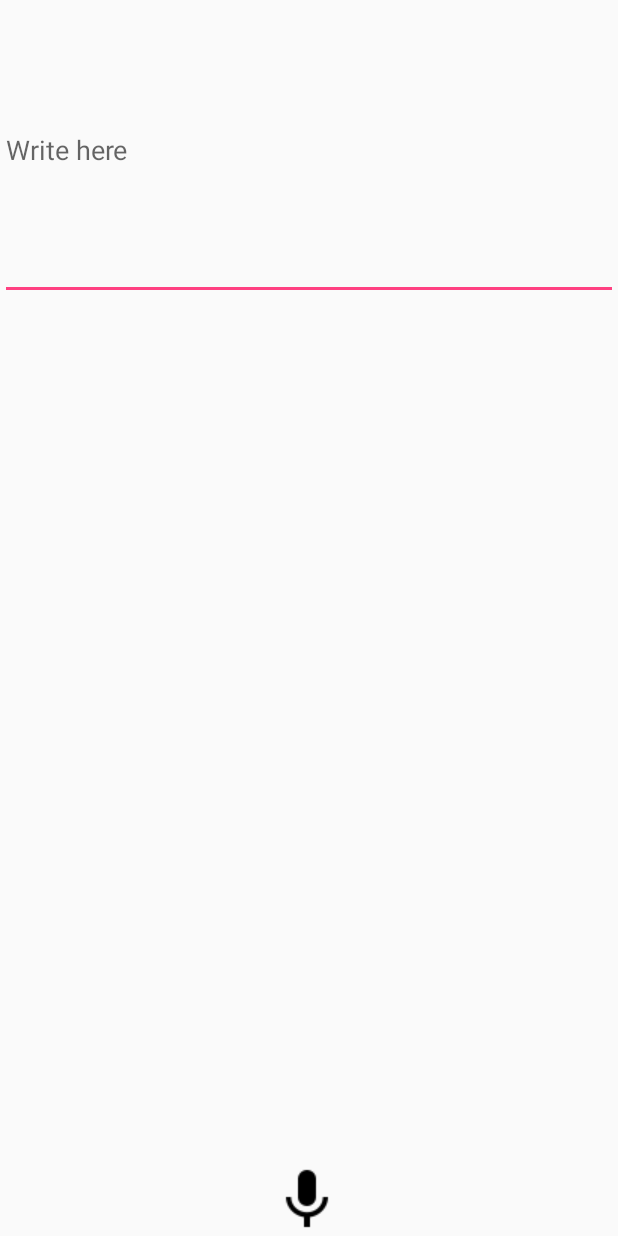
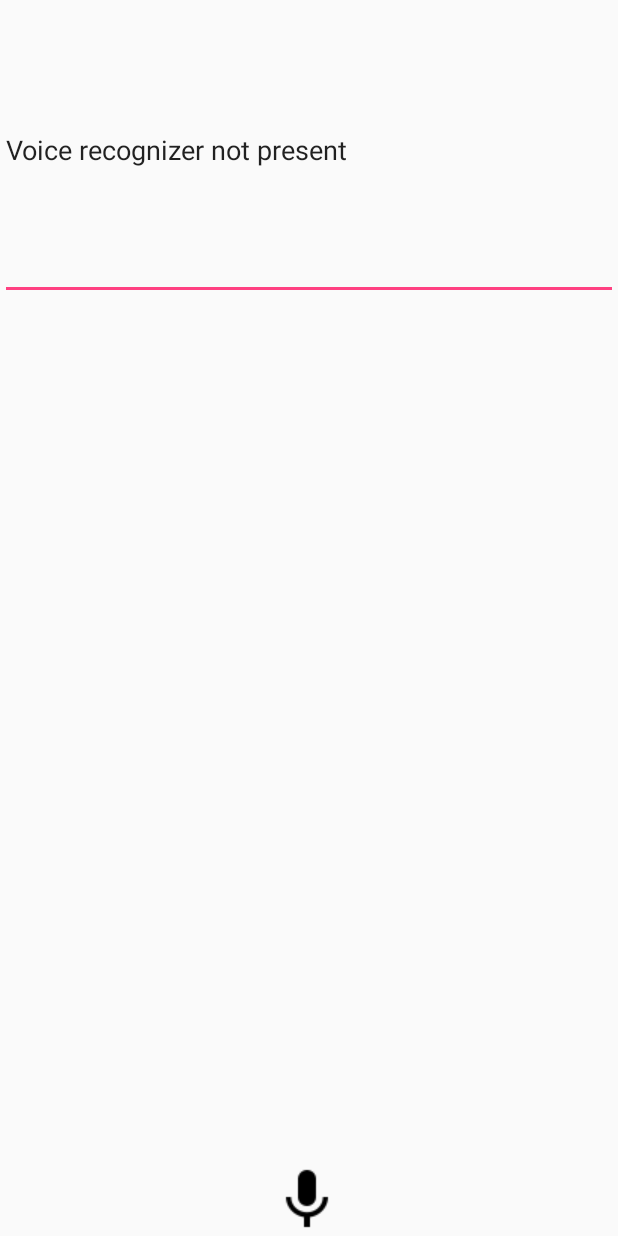
Before and after one commit to IonutBoicu/Voice-Recognition-Ubis, an Android app: the VoiceTextActivity screen opened directly, with no data from a screen before it, on a phone screen of 412 x 824 dp. Run offline under Robolectric (Android 15) with nearby library versions, the light colour scheme and no system bars.

Commit message:
Added Recording to the Button
Changed EditText ID
Changed Button ID
Added Google API Recording effect
TODO Gather data from the API

```diff
--- a/VoiceRecognition/app/src/main/java/unicredit/voicerecognition/VoiceTextActivity.java
+++ b/VoiceRecognition/app/src/main/java/unicredit/voicerecognition/VoiceTextActivity.java
@@ -1,15 +1,113 @@
 package unicredit.voicerecognition;
 
 import android.app.Activity;
+import android.app.SearchManager;
+import android.content.Intent;
+import android.content.pm.PackageManager;
+import android.content.pm.ResolveInfo;
 import android.os.Bundle;
+import android.speech.RecognizerIntent;
+import android.view.View;
+import android.widget.AdapterView;
+import android.widget.Button;
+import android.widget.EditText;
+import android.widget.Toast;
+
+import java.util.ArrayList;
+import java.util.List;
 
 /**
  * Created by John on 8/1/2016.
  */
 public class VoiceTextActivity extends Activity{
+    private static final int VOICE_RECOGNITION_REQUEST_CODE = 1001;
+
+    private Button recBut;
+    private EditText edText;
+
     @Override
     protected void onCreate(Bundle savedInstanceState) {
         super.onCreate(savedInstanceState);
         setContentView(R.layout.activity_voice_text);
+        recBut = (Button) findViewById(R.id.recButton);
+        edText = (EditText) findViewById(R.id.recTextBox);
+        checkVoiceRecognition();
+    }
+
+    public void checkVoiceRecognition() {
+        // Check if voice recognition is present
+        PackageManager pm = getPackageManager();
+        List<ResolveInfo> activities = pm.queryIntentActivities(new Intent(
+                RecognizerIntent.ACTION_RECOGNIZE_SPEECH), 0);
+        if (activities.size() == 0) {
+            recBut.setEnabled(false);
+            edText.setText("Voice recognizer not present");
+            Toast.makeText(this, "Voice recognizer not present",
+                    Toast.LENGTH_SHORT).show();
+        }
+    }
+
+    public void speak(View view) {
+        Intent intent = new Intent(RecognizerIntent.ACTION_RECOGNIZE_SPEECH);
+
+        // Specify the calling package to identify your application
+        intent.putExtra(RecognizerIntent.EXTRA_CALLING_PACKAGE, getClass()
+                .getPackage().getName());
+
+        // Display an hint to the user about what he should say.
+        intent.putExtra(RecognizerIntent.EXTRA_PROMPT, edText.getText()
+                .toString());
+
+        // Given an hint to the recognizer about what the user is going to say
+        //There are two form of language model available
+        //1.LANGUAGE_MODEL_WEB_SEARCH : For short phrases
+        //2.LANGUAGE_MODEL_FREE_FORM  : If not sure about the words or phrases and its domain.
+        intent.putExtra(RecognizerIntent.EXTRA_LANGUAGE_MODEL,
+                RecognizerIntent.LANGUAGE_MODEL_WEB_SEARCH);
+
+        startActivityForResult(intent, VOICE_RECOGNITION_REQUEST_CODE);
+    }
+
+    @Override
+    protected void onActivityResult(int requestCode, int resultCode, Intent data) {
+        if (requestCode == VOICE_RECOGNITION_REQUEST_CODE)
+
+            //If Voice recognition is successful then it returns RESULT_OK
+            if(resultCode == RESULT_OK) {
+
+                ArrayList<String> textMatchList = data
+                        .getStringArrayListExtra(RecognizerIntent.EXTRA_RESULTS);
+
+                if (!textMatchList.isEmpty()) {
+                    // If first Match contains the 'search' word
+                    // Then start web search.
+                    if (textMatchList.get(0).contains("search")) {
+
+                        String searchQuery = textMatchList.get(0);
+                        searchQuery = searchQuery.replace("search","");
+                        Intent search = new Intent(Intent.ACTION_WEB_SEARCH);
+                        search.putExtra(SearchManager.QUERY, searchQuery);
+                        startActivity(search);
+                    }
+                }
+                //Result code for various error.
+            }else if(resultCode == RecognizerIntent.RESULT_AUDIO_ERROR){
+                showToastMessage("Audio Error");
+            }else if(resultCode == RecognizerIntent.RESULT_CLIENT_ERROR){
+                showToastMessage("Client Error");
+            }else if(resultCode == RecognizerIntent.RESULT_NETWORK_ERROR){
+                showToastMessage("Network Error");
+            }else if(resultCode == RecognizerIntent.RESULT_NO_MATCH){
+                showToastMessage("No Match");
+            }else if(resultCode == RecognizerIntent.RESULT_SERVER_ERROR){
+                showToastMessage("Server Error");
+            }
+        super.onActivityResult(requestCode, resultCode, data);
+    }
+    /**
+     * Helper method to show the toast message
+     **/
+    void showToastMessage(String message){
+        Toast.makeText(this, message, Toast.LENGTH_SHORT).show();
     }
 }
--- a/VoiceRecognition/app/src/main/res/layout/activity_voice_text.xml
+++ b/VoiceRecognition/app/src/main/res/layout/activity_voice_text.xml
@@ -6,7 +6,7 @@
         android:layout_width="match_parent"
         android:layout_height="match_parent">
         <EditText
-            android:id="@+id/TextBoxVR"
+            android:id="@+id/recTextBox"
             android:layout_width="wrap_content"
             android:layout_height="200dp"
             android:hint="@string/enter_text_to_write"
@@ -20,26 +20,28 @@
             android:layout_width="50dp"
             android:layout_height="wrap_content"
             android:drawableLeft="@drawable/ic_mic_black_24dp"
-            android:id="@+id/button"
+            android:id="@+id/recButton"
+            android:background="@android:color/transparent"
             android:layout_alignParentBottom="true"
             android:layout_centerHorizontal="true"
-            android:background="@android:color/transparent"/>
+            android:enabled="true"
+            android:onClick="speak" />
         <ImageView
-            android:layout_above="@id/button"
+            android:layout_above="@id/recButton"
             android:layout_width="fill_parent"
             android:layout_height="wrap_content"
             android:src="@drawable/ic_volume_mute_black_24dp"
             android:visibility="gone"
             android:id="@+id/low_volume"/>
         <ImageView
-            android:layout_above="@id/button"
+            android:layout_above="@id/recButton"
             android:layout_width="fill_parent"
             android:layout_height="wrap_content"
             android:src="@drawable/ic_volume_down_black_24dp"
             android:visibility="gone"
             android:id="@+id/avg_volume"/>
         <ImageView
-            android:layout_above="@id/button"
+            android:layout_above="@id/recButton"
             android:layout_width="fill_parent"
             android:layout_height="wrap_content"
             android:src="@drawable/ic_volume_up_black_24dp"
```
